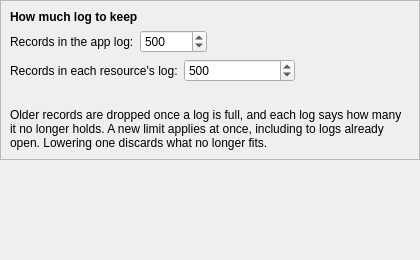
First picture: the form in packages/rehuco-agent/src/rehuco_agent/settings/ui/logs_page.ui, repository borco/rehuco, before the edit.
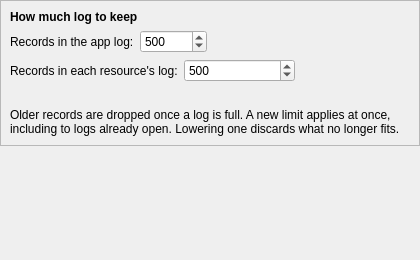
Second picture: the form after the edit. Custom widgets are drawn as their Qt base class.

Commit message: refs #236: refactor: stop counting and reporting dropped log records

```diff
--- a/packages/rehuco-agent/src/rehuco_agent/settings/ui/logs_page.ui
+++ b/packages/rehuco-agent/src/rehuco_agent/settings/ui/logs_page.ui
@@ -140,7 +140,7 @@
       <item>
        <widget class="WrappingLabel" name="limits_note_label">
         <property name="text">
-         <string>Older records are dropped once a log is full, and each log says how many it no longer holds. A new limit applies at once, including to logs already open. Lowering one discards what no longer fits.</string>
+         <string>Older records are dropped once a log is full. A new limit applies at once, including to logs already open. Lowering one discards what no longer fits.</string>
         </property>
         <property name="wordWrap">
          <bool>true</bool>
```
The commit also changes 11 other files.
